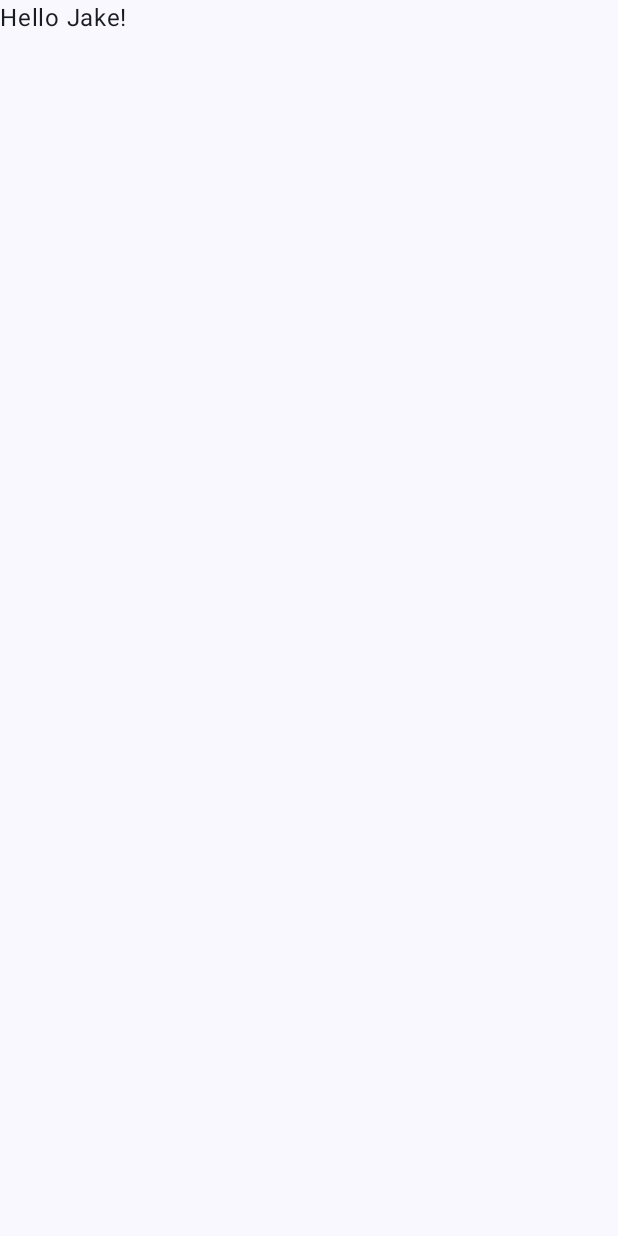
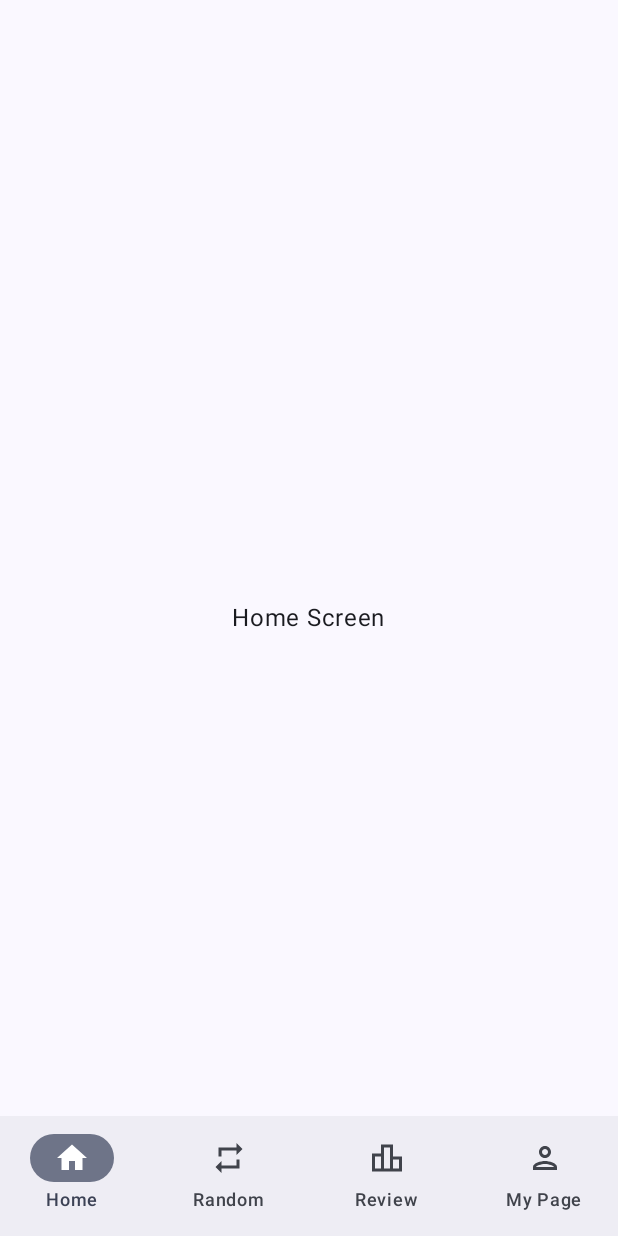
Before and after one commit to world2222/Remember, an Android app built with Jetpack Compose: the screen it shows after launch (MainActivity), on a phone screen of 412 x 824 dp. Before the commit the screen is almost empty. Run offline under Robolectric (Android 15) with nearby library versions, the phone set to English and light mode, and no system bars; our stand-ins replace Dagger/Hilt's generated code.

Commit message:
FEAT: Setup basic settings and bottom navigation
Added all the essential dependencies for the project and basic bottom
navigation. Edited some parts of the Manifest file.

```diff
--- a/app/src/main/AndroidManifest.xml
+++ b/app/src/main/AndroidManifest.xml
@@ -2,7 +2,11 @@
 <manifest xmlns:android="http://schemas.android.com/apk/res/android"
     xmlns:tools="http://schemas.android.com/tools">
 
+    <uses-permission android:name="android.permission.INTERNET"/>
+
     <application
+        android:name=".RememberApplication"
+        android:usesCleartextTraffic="true"
         android:allowBackup="true"
         android:dataExtractionRules="@xml/data_extraction_rules"
         android:fullBackupContent="@xml/backup_rules"
@@ -13,7 +17,7 @@
         android:theme="@style/Theme.Remember"
         tools:targetApi="31">
         <activity
-            android:name=".MainActivity"
+            android:name=".ui.MainActivity"
             android:exported="true"
             android:label="@string/app_name"
             android:theme="@style/Theme.Remember">
--- /dev/null
+++ b/app/src/main/java/com/example/remember/RememberApplication.kt
@@ -0,0 +1,8 @@
+package com.example.remember
+
+import android.app.Application
+import dagger.hilt.android.HiltAndroidApp
+
+@HiltAndroidApp
+class RememberApplication: Application() {
+}
--- /dev/null
+++ b/app/src/main/java/com/example/remember/domain/model/main/BottomNavigationItem.kt
@@ -0,0 +1,11 @@
+package com.example.remember.domain.model.main
+
+import androidx.compose.ui.graphics.vector.ImageVector
+
+data class BottomNavigationItem(
+    val title: String,
+    val selectedIcon: ImageVector,
+    val unselectedIcon: ImageVector,
+    val route: String
+
+)
--- /dev/null
+++ b/app/src/main/java/com/example/remember/domain/model/main/component/Additem.kt
@@ -0,0 +1,50 @@
+package com.example.remember.domain.model.main.component
+
+import androidx.compose.foundation.layout.RowScope
+import androidx.compose.material3.Icon
+import androidx.compose.material3.NavigationBarItem
+import androidx.compose.material3.Text
+import androidx.compose.runtime.Composable
+import androidx.navigation.NavDestination
+import androidx.navigation.NavDestination.Companion.hierarchy
+import androidx.navigation.NavHostController
+import com.example.remember.domain.model.main.BottomNavigationItem
+
+@Composable
+fun RowScope.AddItem(
+    screen: BottomNavigationItem,
+    currentDestination: NavDestination?,
+    navController: NavHostController,
+    navigate: (NavHostController, String) -> Unit
+) {
+    NavigationBarItem(
+        label = { Text(text = screen.title) },
+        icon = {
+            if (screen.route == currentDestination?.route) {
+                Icon(
+                    imageVector = screen.selectedIcon,
+                    contentDescription = screen.title
+                )
+            } else {
+                Icon(
+                    imageVector = screen.unselectedIcon,
+                    contentDescription = screen.title
+                )
+            }
+        },
+        selected = currentDestination?.hierarchy?.any {
+            it.route == screen.route
+        } == true,
+        onClick = {
+            navigate(navController, screen.route)
+        },
+//        colors = NavigationBarItemDefaults.colors(
+//
+//            selectedIconColor = Color.Blue,
+//            selectedTextColor = Color.Blue,
+//            unselectedIconColor = Color.LightGray,
+//            unselectedTextColor = Color.LightGray,
+//            indicatorColor = Color.Red
+//        )
+    )
+}
--- /dev/null
+++ b/app/src/main/java/com/example/remember/graphs/MainNavGraph.kt
@@ -0,0 +1,56 @@
+package com.example.remember.graphs
+
+import androidx.compose.foundation.layout.PaddingValues
+import androidx.compose.runtime.Composable
+import androidx.navigation.NavHostController
+import androidx.navigation.compose.NavHost
+import androidx.navigation.compose.composable
+import com.example.remember.presentation.home.HomeScreen
+import com.example.remember.presentation.main.MainScreen
+import com.example.remember.presentation.mypage.MyPageScreen
+import com.example.remember.presentation.random.RandomScreen
+import com.example.remember.presentation.review.ReviewScreen
+
+@Composable
+fun MainNavGraph(
+    navController: NavHostController,
+    paddingValues: PaddingValues
+) {
+    NavHost(
+        navController = navController,
+        route = RootGraph.MainScreen.route,
+        startDestination = MainGraph.HomeScreen.route
+    ) {
+        composable(route = MainGraph.HomeScreen.route) {
+            HomeScreen(
+                navController = navController,
+                paddingValues = paddingValues
+            )
+        }
+        composable(route = MainGraph.ReviewScreen.route) {
+            ReviewScreen(
+                navController = navController,
+                paddingValues = paddingValues
+            )
+        }
+        composable(route = MainGraph.RandomScreen.route) {
+            RandomScreen(
+                navController = navController,
+                paddingValues = paddingValues
+            )
+        }
+        composable(route = MainGraph.MyPageScreen.route) {
+            MyPageScreen(
+                navController = navController,
+                paddingValues = paddingValues
+            )
+        }
+    }
+}
+
+sealed class MainGraph(val route: String) {
+    data object HomeScreen: MainGraph(route = "HomeScreen")
+    data object ReviewScreen: MainGraph(route = "ReviewScreen")
+    data object RandomScreen: MainGraph(route = "RandomScreen")
+    data object MyPageScreen: MainGraph(route = "MyPageScreen")
+}
--- /dev/null
+++ b/app/src/main/java/com/example/remember/graphs/RootNavGraph.kt
@@ -0,0 +1,25 @@
+package com.example.remember.graphs
+
+import androidx.compose.runtime.Composable
+import androidx.navigation.NavHostController
+import androidx.navigation.compose.NavHost
+import androidx.navigation.compose.composable
+import com.example.remember.presentation.main.MainScreen
+
+@Composable
+fun RootNavGraph(navController: NavHostController) {
+    NavHost(
+        navController = navController,
+        route = RootGraph.LoginScreen.route,
+        startDestination = RootGraph.MainScreen.route
+    ) {
+        composable(route = RootGraph.MainScreen.route) {
+            MainScreen()
+        }
+    }
+}
+
+sealed class RootGraph(val route: String) {
+    data object LoginScreen: RootGraph(route = "LoginScreen")
+    data object MainScreen: RootGraph(route = "MainScreen")
+}
--- /dev/null
+++ b/app/src/main/java/com/example/remember/presentation/home/HomeScreen.kt
@@ -0,0 +1,23 @@
+package com.example.remember.presentation.home
+
+import androidx.compose.foundation.layout.Box
+import androidx.compose.foundation.layout.PaddingValues
+import androidx.compose.foundation.layout.fillMaxSize
+import androidx.compose.material3.Text
+import androidx.compose.runtime.Composable
+import androidx.compose.ui.Alignment
+import androidx.compose.ui.Modifier
+import androidx.navigation.NavHostController
+
+@Composable
+fun HomeScreen(
+    navController: NavHostController,
+    paddingValues: PaddingValues,
+) {
+    Box(
+        modifier = Modifier.fillMaxSize(),
+        contentAlignment = Alignment.Center
+    ) {
+        Text(text = "Home Screen")
+    }
+}
--- /dev/null
+++ b/app/src/main/java/com/example/remember/presentation/main/MainScreen.kt
@@ -0,0 +1,50 @@
+package com.example.remember.presentation.main
+
+import android.annotation.SuppressLint
+import androidx.compose.animation.AnimatedVisibility
+import androidx.compose.foundation.layout.Box
+import androidx.compose.foundation.layout.fillMaxSize
+import androidx.compose.material3.NavigationBar
+import androidx.compose.material3.Scaffold
+import androidx.compose.material3.Text
+import androidx.compose.runtime.Composable
+import androidx.compose.runtime.getValue
+import androidx.compose.ui.Alignment
+import androidx.compose.ui.Modifier
+import androidx.hilt.navigation.compose.hiltViewModel
+import androidx.navigation.NavHostController
+import androidx.navigation.compose.currentBackStackEntryAsState
+import androidx.navigation.compose.rememberNavController
+import com.example.remember.domain.model.main.component.AddItem
+import com.example.remember.graphs.MainNavGraph
+import com.example.remember.graphs.RootGraph
+
+@SuppressLint("UnusedMaterial3ScaffoldPaddingParameter")
+@Composable
+fun MainScreen(
+    navController: NavHostController = rememberNavController(),
+    viewModel: MainViewModel = hiltViewModel()
+) {
+    val navBackStackEntry by navController.currentBackStackEntryAsState()
+    val currentDestination = navBackStackEntry?.destination
+
+    Scaffold(
+        bottomBar = {
+            NavigationBar {
+                viewModel.items.forEach { screen ->
+                    AddItem(
+                        screen = screen,
+                        currentDestination = currentDestination,
+                        navController = navController,
+                        navigate = viewModel::navigate
+                    )
+                }
+            }
+        },
+    ) {
+        MainNavGraph(
+            navController = navController,
+            paddingValues = it
+        )
+    }
+}
--- /dev/null
+++ b/app/src/main/java/com/example/remember/presentation/main/MainViewModel.kt
@@ -0,0 +1,69 @@
+package com.example.remember.presentation.main
+
+import androidx.compose.material.icons.Icons
+import androidx.compose.material.icons.filled.Home
+import androidx.compose.material.icons.filled.Leaderboard
+import androidx.compose.material.icons.filled.Person
+import androidx.compose.material.icons.filled.Repeat
+import androidx.compose.material.icons.outlined.Home
+import androidx.compose.material.icons.outlined.Leaderboard
+import androidx.compose.material.icons.outlined.Person
+import androidx.compose.material.icons.outlined.Repeat
+import androidx.lifecycle.ViewModel
+import androidx.navigation.NavGraph.Companion.findStartDestination
+import androidx.navigation.NavHostController
+import com.example.remember.domain.model.main.BottomNavigationItem
+import com.example.remember.graphs.MainGraph
+import dagger.hilt.android.lifecycle.HiltViewModel
+import javax.inject.Inject
+
+@HiltViewModel
+class MainViewModel @Inject constructor(
+
+) : ViewModel() {
+    // Navigation items
+    val items = listOf(
+        BottomNavigationItem(
+            title = "Home",
+            selectedIcon = Icons.Filled.Home,
+            unselectedIcon = Icons.Outlined.Home,
+            route = MainGraph.HomeScreen.route
+        ),
+        BottomNavigationItem(
+            title = "Random",
+            selectedIcon = Icons.Filled.Repeat,
+            unselectedIcon = Icons.Outlined.Repeat,
+            route = MainGraph.RandomScreen.route
+        ),
+        BottomNavigationItem(
+            title = "Review",
+            selectedIcon = Icons.Filled.Leaderboard,
+            unselectedIcon = Icons.Outlined.Leaderboard,
+            route = MainGraph.ReviewScreen.route
+        ),
+        BottomNavigationItem(
+            title = "My Page",
+            selectedIcon = Icons.Filled.Person,
+            unselectedIcon = Icons.Outlined.Person,
+            route = MainGraph.MyPageScreen.route
+        )
+        // more here...
+    )
+
+    // Function to handle navigation
+    fun navigate(navController: NavHostController, route: String) {
+        navController.navigate(route) {
+            // Pop up to the start destination of the graph to
+            // avoid building up a large stack of destinations
+            // on the back stack as users select items
+            popUpTo(navController.graph.findStartDestination().id) {
+                saveState = true
+            }
+            // Avoid multiple copies of the same destination when
+            // reselecting the same item
+            launchSingleTop = true
+            // Restore state when reselecting a previously selected item
+            restoreState = true
+        }
+    }
+}
--- a/app/src/main/java/com/example/remember/MainActivity.kt
+++ b/app/src/main/java/com/example/remember/ui/MainActivity.kt
@@ -1,4 +1,4 @@
-package com.example.remember
+package com.example.remember.ui
 
 import android.os.Bundle
 import androidx.activity.ComponentActivity
@@ -6,12 +6,13 @@ import androidx.activity.compose.setContent
 import androidx.compose.foundation.layout.fillMaxSize
 import androidx.compose.material3.MaterialTheme
 import androidx.compose.material3.Surface
-import androidx.compose.material3.Text
-import androidx.compose.runtime.Composable
 import androidx.compose.ui.Modifier
-import androidx.compose.ui.tooling.preview.Preview
+import androidx.navigation.compose.rememberNavController
+import com.example.remember.graphs.RootNavGraph
 import com.example.remember.ui.theme.RememberTheme
+import dagger.hilt.android.AndroidEntryPoint
 
+@AndroidEntryPoint
 class MainActivity : ComponentActivity() {
     override fun onCreate(savedInstanceState: Bundle?) {
         super.onCreate(savedInstanceState)
@@ -22,25 +23,9 @@ class MainActivity : ComponentActivity() {
                     modifier = Modifier.fillMaxSize(),
                     color = MaterialTheme.colorScheme.background
                 ) {
-                    Greeting("Jake")
+                    RootNavGraph(navController = rememberNavController())
                 }
             }
         }
     }
 }
-
-@Composable
-fun Greeting(name: String, modifier: Modifier = Modifier) {
-    Text(
-        text = "Hello $name!",
-        modifier = modifier
-    )
-}
-
-@Preview(showBackground = true)
-@Composable
-fun GreetingPreview() {
-    RememberTheme {
-        Greeting("Android")
-    }
-}
--- a/build.gradle.kts
+++ b/build.gradle.kts
@@ -2,4 +2,6 @@
 plugins {
     id("com.android.application") version "8.3.0" apply false
     id("org.jetbrains.kotlin.android") version "1.9.0" apply false
+    id("com.google.dagger.hilt.android") version "2.47" apply false
+    id("com.google.devtools.ksp") version "1.9.0-1.0.13" apply false
 }
```
Also changed, not shown: app/build.gradle.kts (+39 -4 lines), app/src/main/java/com/example/remember/presentation/mypage/MyPageScreen.kt (added, +23 -0 lines), app/src/main/java/com/example/remember/presentation/random/RandomScreen.kt (added, +23 -0 lines), app/src/main/java/com/example/remember/presentation/review/ReviewScreen.kt (added, +23 -0 lines).
